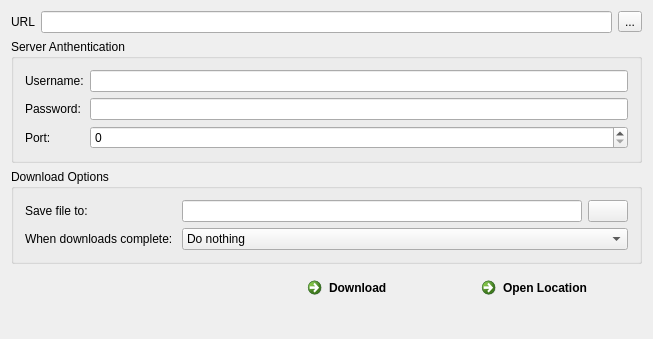
qtuancr261/DownloadManagerByQt, file downloadmanagerwidget.ui: the form before one commit.
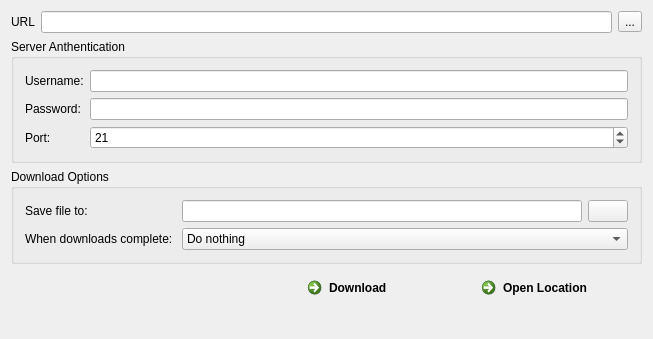
The form after the commit. Icons and pictures are not drawn.

Commit message: set default port 21 for FTP

What changed in the file:
```diff
--- a/downloadmanagerwidget.ui
+++ b/downloadmanagerwidget.ui
@@ -83,7 +83,17 @@
        </widget>
       </item>
       <item row="2" column="1">
-       <widget class="QSpinBox" name="spinBoxServerPort"/>
+       <widget class="QSpinBox" name="spinBoxServerPort">
+        <property name="minimum">
+         <number>0</number>
+        </property>
+        <property name="maximum">
+         <number>65535</number>
+        </property>
+        <property name="value">
+         <number>21</number>
+        </property>
+       </widget>
       </item>
      </layout>
     </widget>
```
